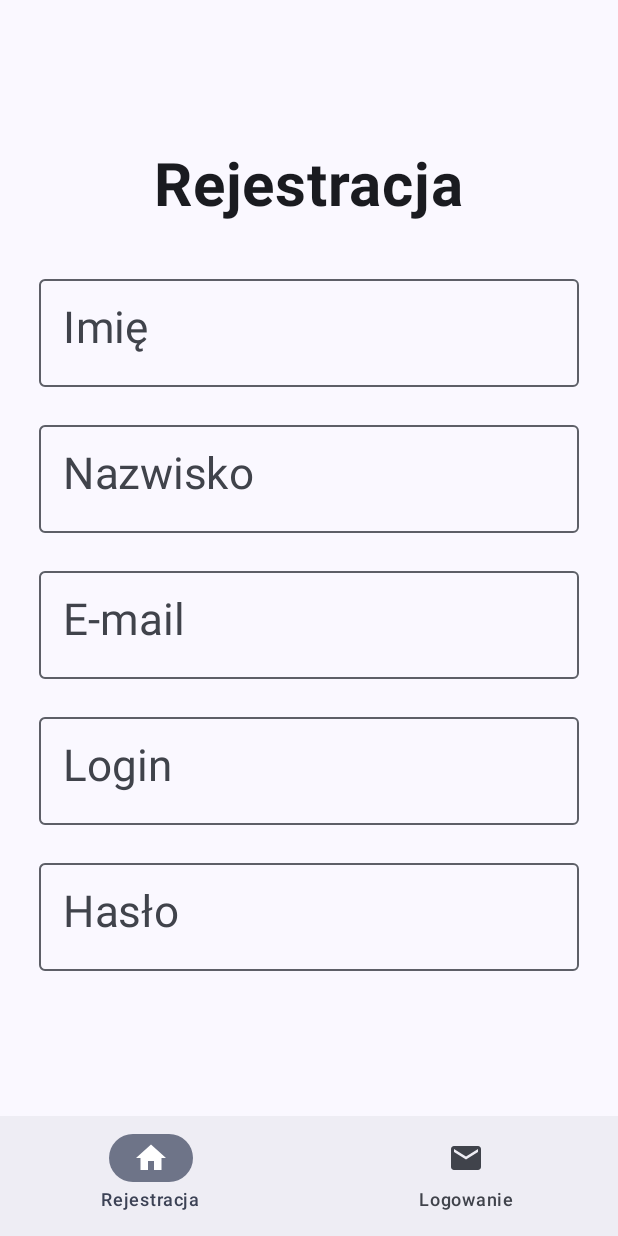
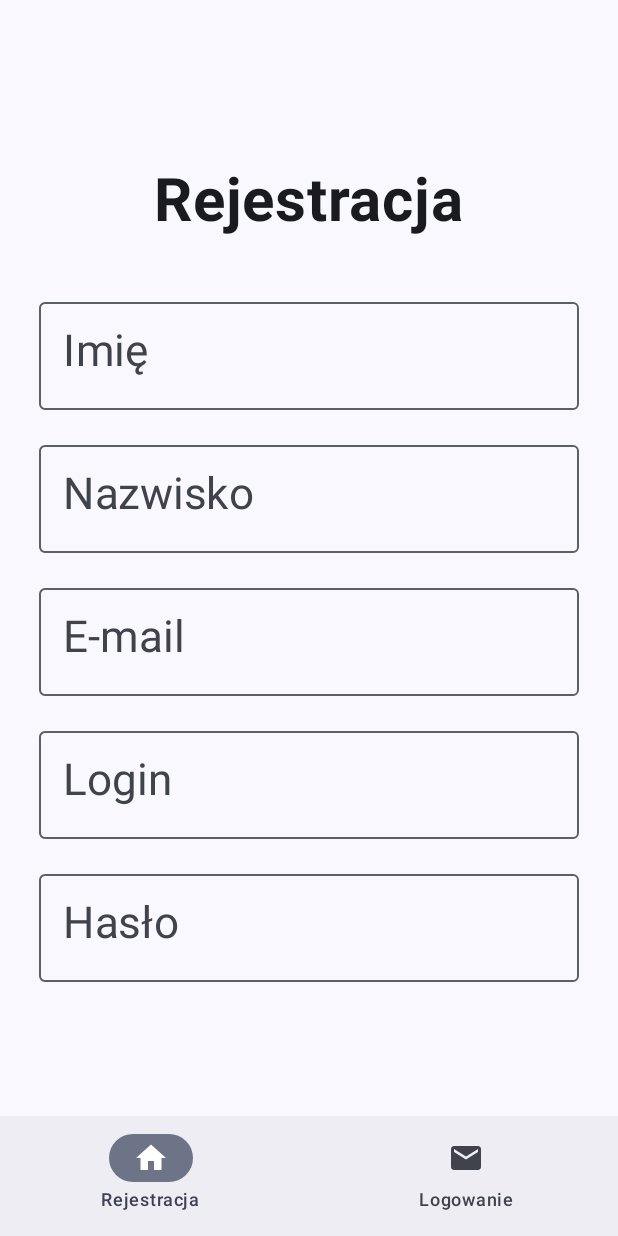
Before and after one commit to ZMejer/GuessTheTime, an Android app built with Jetpack Compose: the screen it shows after launch (MainActivity), on a phone screen of 412 x 824 dp. Run offline under Robolectric (Android 15) with nearby library versions, the phone set to English and light mode, and no system bars; our stand-ins replace Room's generated code.

```diff
--- a/app/src/main/java/com/example/guessthetime/RegisterScreen.kt
+++ b/app/src/main/java/com/example/guessthetime/RegisterScreen.kt
@@ -55,18 +55,18 @@ fun RegisterScreen() {
     val password = remember { mutableStateOf("") }
     Column(modifier = Modifier
         .fillMaxSize()
-        .padding(top = 100.dp, bottom=150.dp),
+        .padding(top = 110.dp, bottom=150.dp),
         horizontalAlignment = Alignment.CenterHorizontally,
     ) {
         Text(
             text = "Rejestracja",
             fontSize = 40.sp,
             fontWeight = FontWeight.Bold,
-            modifier = Modifier.padding(bottom = 30.dp)
+            modifier = Modifier.padding(bottom = 35.dp)
         )
         LazyColumn(
             horizontalAlignment = Alignment.CenterHorizontally,
-            verticalArrangement = Arrangement.spacedBy(17.dp)
+            verticalArrangement = Arrangement.spacedBy(15.dp)
         ) {
             item {
                 OutlinedTextField(
@@ -136,8 +136,8 @@ fun RegisterScreen() {
                     },
                     modifier = Modifier
                         .width(400.dp)
-                        .height(85.dp)
-                        .padding(start = 20.dp, end = 20.dp, top=10.dp),
+                        .height(95.dp)
+                        .padding(start = 20.dp, end = 20.dp, top=20.dp),
                     shape = RoundedCornerShape(16.dp)
                 ) {
                     Text("Zarejestruj się", fontSize = 29.sp)
```
Also changed, not shown: app/src/main/java/com/example/guessthetime/ProfileScreen.kt (+55 -10 lines).
